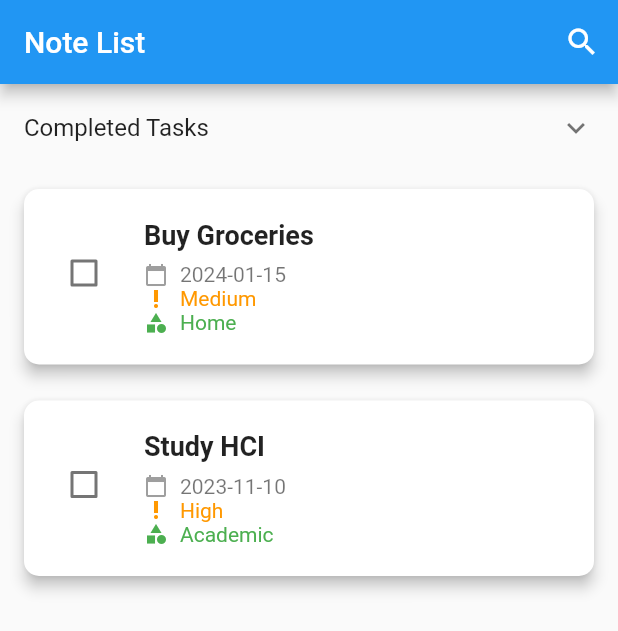
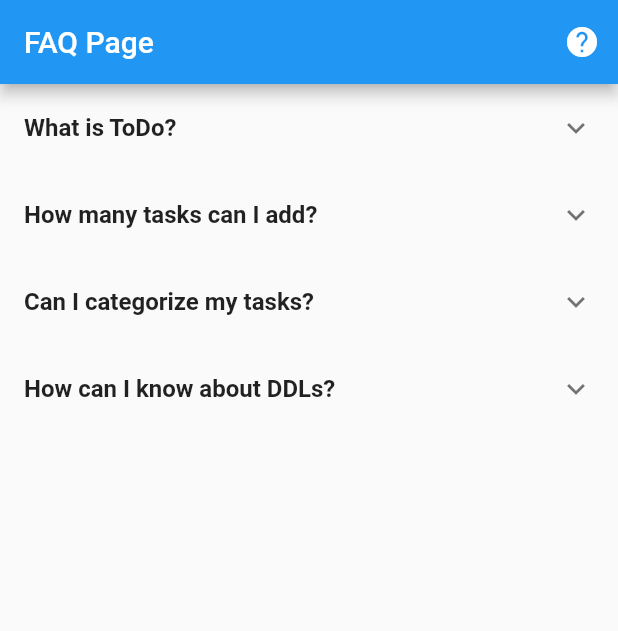
Before and after one commit to mudheerakariyawasam/to-do-app, a Flutter app: the screen it shows after launch, on a phone screen of 412 x 824 dp. Shown: the top 631 px of the screen. Run offline on Flutter 3.47's test engine with Material 2 defaults, Android fonts, the phone set to English and light mode, and no system bars; our stand-ins replace animate_do, file_picker, fluttericon.

Commit message:
FAQ page added

```diff
--- a/lib/main.dart
+++ b/lib/main.dart
@@ -1,5 +1,5 @@
 import 'package:flutter/material.dart';
-import 'pages/managetasks_page.dart';
+import 'pages/faq_page.dart';
 
 void main() {
   runApp(const MyApp());
@@ -12,7 +12,7 @@ class MyApp extends StatelessWidget {
   Widget build(BuildContext context) {
     return MaterialApp(
       debugShowCheckedModeBanner: false,
-      home: TaskListScreen(),
+      home: FAQPage(),
     );
   }
 }
--- /dev/null
+++ b/lib/pages/faq_page.dart
@@ -0,0 +1,98 @@
+import 'package:flutter/material.dart';
+
+void main() {
+  runApp(MaterialApp(
+    home: FAQPage(),
+  ));
+}
+
+class FAQPage extends StatelessWidget {
+  final List<FAQItem> faqItems = [
+    FAQItem(
+      question: 'What is ToDo?',
+      answer:
+          'ToDo is a personalized task manager where you can keep track of your day-to-day tasks.',
+    ),
+    FAQItem(
+      question: 'How many tasks can I add?',
+      answer:
+          'You can add as much as you want. There is no limitation for that.',
+    ),
+    FAQItem(
+      question: 'Can I categorize my tasks?',
+      answer:
+          'Yes, you can organize your tasks in a more meaningful manner by categorizing them.',
+    ),
+    FAQItem(
+      question: 'How can I know about DDLs?',
+      answer:
+          'You will be getting a notification from the application when the due date is approaching.',
+    ),
+  ];
+
+  @override
+  Widget build(BuildContext context) {
+    return Scaffold(
+      appBar: AppBar(
+        title: Text('FAQ Page'),
+        actions: [
+          IconButton(
+            icon: Icon(Icons.help),
+            onPressed: () {
+              // Implement your logic to handle user's help request, e.g., show a dialog or navigate to a help screen.
+              showDialog(
+                context: context,
+                builder: (BuildContext context) {
+                  return AlertDialog(
+                    title: Text('Need Help?'),
+                    content: Text('Feel free to ask any question!'),
+                    actions: [
+                      TextButton(
+                        onPressed: () {
+                          Navigator.of(context).pop();
+                        },
+                        child: Text('Close'),
+                      ),
+                    ],
+                  );
+                },
+              );
+            },
+          ),
+        ],
+      ),
+      body: ListView.builder(
+        itemCount: faqItems.length,
+        itemBuilder: (context, index) {
+          return ExpansionTile(
+            title: Text(
+              faqItems[index].question,
+              style: TextStyle(
+                fontWeight: FontWeight.bold,
+              ),
+            ),
+            children: <Widget>[
+              Padding(
+                padding: EdgeInsets.all(16.0),
+                child: Text(
+                  faqItems[index].answer,
+                  style: TextStyle(fontSize: 16),
+                ),
+              ),
+            ],
+          );
+        },
+      ),
+    );
+  }
+}
+
+class FAQItem {
+  final String question;
+  final String answer;
+
+  FAQItem({
+    required this.question,
+    required this.answer,
+  });
+}
```
